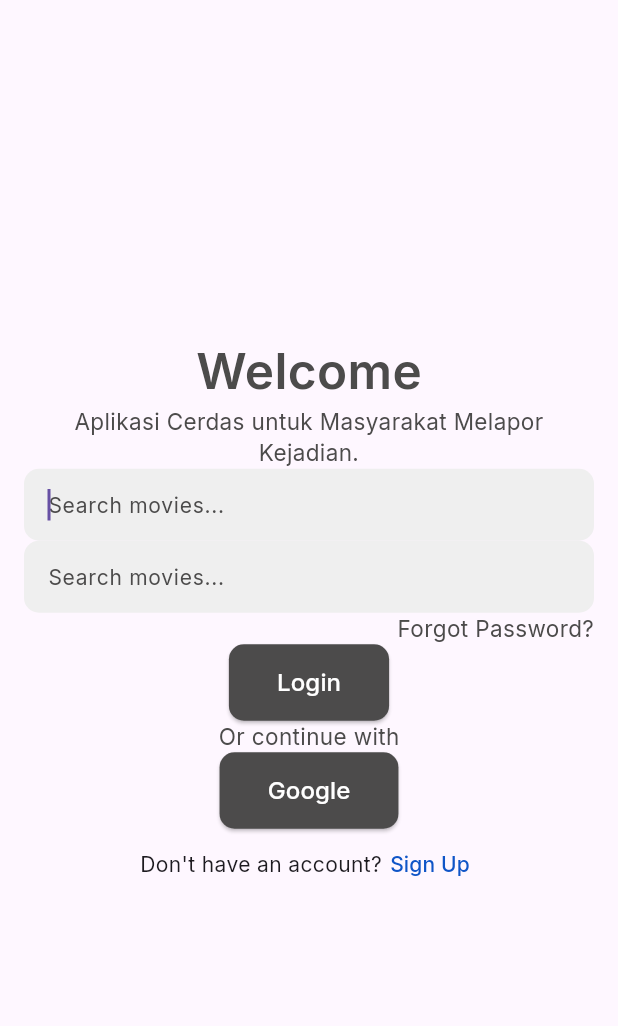
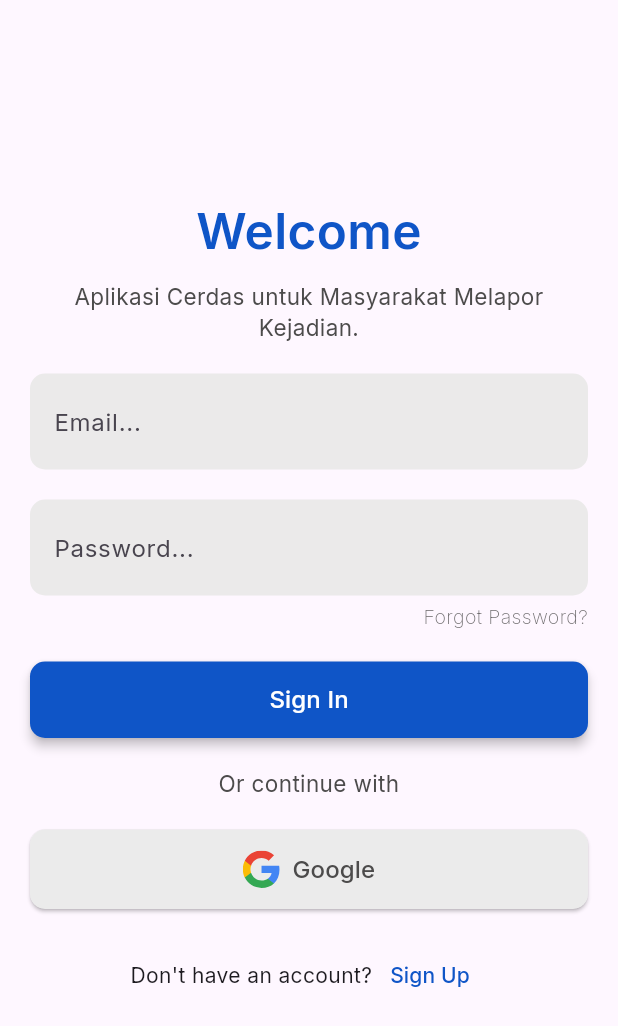
Before and after one commit to RezkySaputraa/laporin_fe, a Flutter app: the screen it shows after launch, on a phone screen of 412 x 824 dp. Shown: the top 1026 px of the screen. Run offline on Flutter 3.47's test engine with Material 3 defaults, Android fonts, the phone set to English and light mode, and no system bars; our stand-ins replace flutter_svg, google_fonts.

Commit message:
add login screen and profile screen

```diff
--- a/lib/views/login_screen.dart
+++ b/lib/views/login_screen.dart
@@ -1,5 +1,7 @@
 import 'package:flutter/material.dart';
+import 'package:flutter_svg/flutter_svg.dart';
 import 'package:google_fonts/google_fonts.dart';
+import 'package:laporin_app/views/profile_google_screen.dart';
 
 class LoginScreen extends StatelessWidget {
   const LoginScreen({super.key});
@@ -7,142 +9,156 @@ class LoginScreen extends StatelessWidget {
   @override
   Widget build(BuildContext context) {
     return Scaffold(
-      body: Container(
-        padding: EdgeInsets.all(16.0),
+      body: SafeArea(
+        child: LayoutBuilder(
+          builder: (context, constraints) {
+            return SingleChildScrollView(
+              child: ConstrainedBox(
+                constraints: BoxConstraints(minHeight: constraints.maxHeight),
+                child: Padding(
+                  padding: const EdgeInsets.all(20),
                   child: Column(
                     mainAxisAlignment: MainAxisAlignment.center,
-          crossAxisAlignment: CrossAxisAlignment.center,
+                    crossAxisAlignment: CrossAxisAlignment.stretch,
                     children: [
                       Text(
                         "Welcome",
+                        textAlign: TextAlign.center,
                         style: GoogleFonts.inter(
                           fontSize: 33,
                           fontWeight: FontWeight.w600,
+                          color: Color(0xFF0F55C7),
+                        ),
+                      ),
+                      const SizedBox(height: 10),
+                      Text(
+                        "Aplikasi Cerdas untuk Masyarakat Melapor Kejadian.",
+                        textAlign: TextAlign.center,
+                        style: GoogleFonts.inter(
+                          fontSize: 15,
+                          fontWeight: FontWeight.w400,
                           color: Color(0xFF4C4B4B),
                         ),
                       ),
-            Text(
-              "Aplikasi Cerdas untuk Masyarakat Melapor Kejadian.",
-              style: GoogleFonts.inter(
-                fontSize: 15,
-                fontWeight: FontWeight.normal,
-                color: Color(0xFF4C4B4B),
-              ),
-              textAlign: TextAlign.center,
-            ),
+                      const SizedBox(height: 20),
                       TextField(
-              textAlign: TextAlign.start,
-              autofocus: true,
                         decoration: InputDecoration(
                           filled: true,
-                fillColor: const Color(0xFFEFEFEF), // warna background
-                hintText: "Search movies...",
-                hintStyle: const TextStyle(
-                  color: Color(0xFF4C4B4B),
-                  fontSize: 14,
-                  fontWeight: FontWeight.normal,
-                  decoration: TextDecoration.none,
-                ),
-                contentPadding: const EdgeInsets.symmetric(
-                  vertical: 9,
+                          fillColor: Color(0xFFEBEAEA),
+                          hintText: "Email...",
+                          contentPadding: EdgeInsets.symmetric(
+                            vertical: 20,
                             horizontal: 12,
                           ),
                           border: OutlineInputBorder(
                             borderRadius: BorderRadius.circular(10),
                             borderSide: BorderSide.none,
                           ),
-              ),
-              style: const TextStyle(
-                color: Color(0xFF4C4B4B),
-                fontSize: 14,
-                fontWeight: FontWeight.normal,
-                decoration: TextDecoration.none,
+                          focusedBorder: OutlineInputBorder(
+                            borderRadius: BorderRadius.circular(10),
+                            borderSide: BorderSide(color: Color(0xFF0F55C7)),
                           ),
                         ),
+                      ),
+                      const SizedBox(height: 20),
                       TextField(
-              textAlign: TextAlign.start,
-              autofocus: true,
+                        obscureText: true,
                         decoration: InputDecoration(
                           filled: true,
-                fillColor: const Color(0xFFEFEFEF), // warna background
-                hintText: "Search movies...",
-                hintStyle: const TextStyle(
-                  color: Color(0xFF4C4B4B),
-                  fontSize: 14,
-                  fontWeight: FontWeight.normal,
-                  decoration: TextDecoration.none,
-                ),
-                contentPadding: const EdgeInsets.symmetric(
-                  vertical: 9,
+                          fillColor: Color(0xFFEBEAEA),
+                          hintText: "Password...",
+                          contentPadding: EdgeInsets.symmetric(
+                            vertical: 20,
                             horizontal: 12,
                           ),
                           border: OutlineInputBorder(
                             borderRadius: BorderRadius.circular(10),
                             borderSide: BorderSide.none,
                           ),
-              ),
-              style: const TextStyle(
-                color: Color(0xFF4C4B4B),
-                fontSize: 14,
-                fontWeight: FontWeight.normal,
-                decoration: TextDecoration.none,
+                          focusedBorder: OutlineInputBorder(
+                            borderRadius: BorderRadius.circular(10),
+                            borderSide: BorderSide(color: Color(0xFF0F55C7)),
                           ),
                         ),
+                      ),
+                      const SizedBox(height: 5),
                       Align(
                         alignment: Alignment.centerRight,
                         child: Text(
                           "Forgot Password?",
                           style: TextStyle(
+                            fontSize: 13,
+                            fontWeight: FontWeight.w200,
+                            color: Color(0xFF4C4B4B).withValues(alpha: 0.8),
+                          ),
+                        ),
+                      ),
+                      const SizedBox(height: 20),
+
+                      SizedBox(
+                        width: double.infinity,
+                        child: ElevatedButton(
+                          onPressed: () {
+                            Navigator.push(
+                              context,
+                              MaterialPageRoute(
+                                builder: (_) => const ProfileGoogleScreen(),
+                              ),
+                            );
+                          },
+                          style: ElevatedButton.styleFrom(
+                            padding: EdgeInsets.symmetric(
+                              vertical: 14,
+                              horizontal: 32,
+                            ),
+                            backgroundColor: Color(0xFF0F55C7),
+                            shape: RoundedRectangleBorder(
+                              borderRadius: BorderRadius.circular(10),
+                            ),
+                            elevation: 3,
+                          ),
+                          child: Text(
+                            "Sign In",
+                            style: TextStyle(fontSize: 16, color: Colors.white),
+                          ),
+                        ),
+                      ),
+                      const SizedBox(height: 20),
+                      Text(
+                        "Or continue with",
+                        textAlign: TextAlign.center,
+                        style: TextStyle(
                           fontSize: 15,
-                  fontWeight: FontWeight.normal,
                           color: Color(0xFF4C4B4B),
                         ),
                       ),
+                      const SizedBox(height: 20),
+                      ElevatedButton.icon(
+                        onPressed: () {},
+                        icon: SvgPicture.asset(
+                          "assets/images/login_screen/google.svg",
                         ),
-            ElevatedButton(
-              onPressed: () {},
+                        label: Text(
+                          "Google",
+                          style: TextStyle(
+                            fontSize: 16,
+                            color: Color(0xFF4C4B4B),
+                          ),
+                        ),
                         style: ElevatedButton.styleFrom(
-                padding: EdgeInsets.symmetric(vertical: 14, horizontal: 32),
-                backgroundColor: Color(0xFF4C4B4B),
+                          backgroundColor: Color(0xFFEBEBEB),
+                          padding: EdgeInsets.symmetric(vertical: 14),
                           shape: RoundedRectangleBorder(
                             borderRadius: BorderRadius.circular(10),
                           ),
                         ),
-              child: Text(
-                "Login",
-                style: TextStyle(fontSize: 16, color: Colors.white),
                       ),
-            ),
-            Text(
-              "Or continue with",
-              style: TextStyle(
-                fontSize: 15,
-                fontWeight: FontWeight.normal,
-                color: Color(0xFF4C4B4B),
-              ),
-            ),
-            ElevatedButton(
-              onPressed: () {},
-              style: ElevatedButton.styleFrom(
-                padding: EdgeInsets.symmetric(vertical: 14, horizontal: 32),
-                backgroundColor: Color(0xFF4C4B4B),
-                shape: RoundedRectangleBorder(
-                  borderRadius: BorderRadius.circular(10),
-                ),
-              ),
-              child: Text(
-                "Google",
-                style: TextStyle(fontSize: 16, color: Colors.white),
-              ),
-            ),
+                      const SizedBox(height: 20),
                       Row(
                         mainAxisAlignment: MainAxisAlignment.center,
                         children: [
                           Text("Don't have an account?"),
                           TextButton(
-                  style: TextButton.styleFrom(
-                    padding: EdgeInsets.zero, // hilangkan padding default
-                  ),
                             onPressed: () {},
                             child: Text(
                               "Sign Up",
@@ -151,7 +167,13 @@ class LoginScreen extends StatelessWidget {
                           ),
                         ],
                       ),
+                      const SizedBox(height: 20),
                     ],
+                  ),
+                ),
+              ),
+            );
+          },
         ),
       ),
     );
--- a/pubspec.yaml
+++ b/pubspec.yaml
@@ -62,6 +62,8 @@ flutter:
   assets:
     - assets/images/opening_screen/
     - assets/images/home_screen/
+    - assets/images/login_screen/
+    - assets/images/profile_screen/
 
   # An image asset can refer to one or more resolution-specific "variants", see
   # https://flutter.dev/to/resolution-aware-images
```
Also changed, not shown: lib/views/profile_google_screen.dart (added, +156 -0 lines), assets/images/login_screen/google.svg (added), assets/images/profile_screen/demo-image.png (added). Lines whose indentation alone changed are shown as unchanged.
